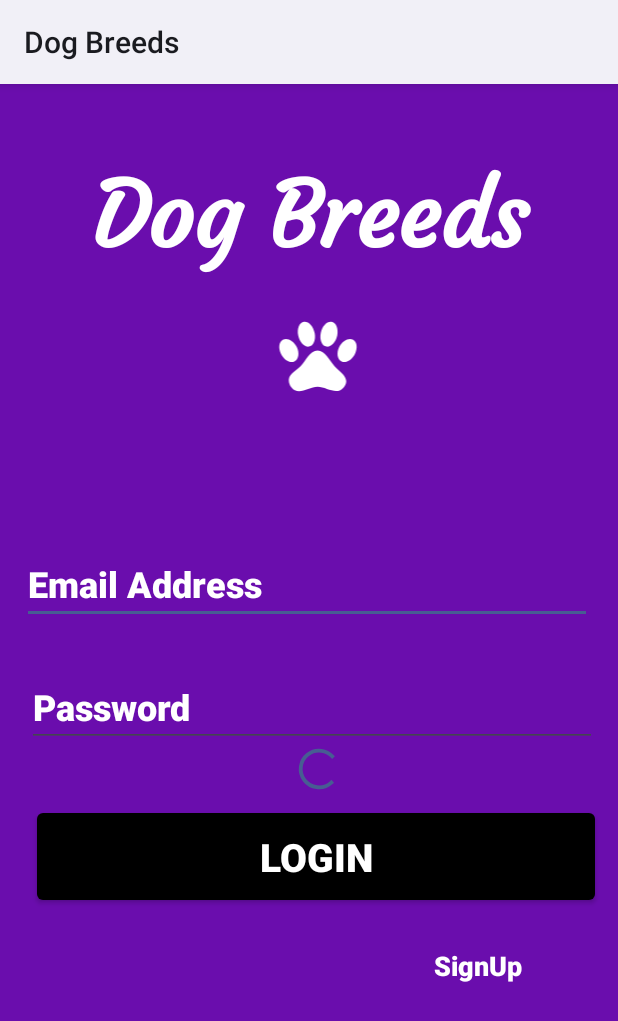
After one commit to bobbinnej/Dog-API, an Android app: the layout activity_login.xml on its own in the app's theme, with its tools: preview values and no code run, on a phone screen of 412 x 824 dp. The commit adds this screen. Shown: the top 1021 px of the screen. Run offline under Robolectric (Android 15) with nearby library versions, the phone set to English and light mode, and no system bars.

Commit message:
design login page

```diff
--- a/app/build.gradle
+++ b/app/build.gradle
@@ -86,4 +86,3 @@ dependencies {
 
 
 }
-apply plugin: 'com.google.gms.google-services'
--- a/app/src/main/AndroidManifest.xml
+++ b/app/src/main/AndroidManifest.xml
@@ -1,7 +1,7 @@
 <?xml version="1.0" encoding="utf-8"?>
 <manifest xmlns:android="http://schemas.android.com/apk/res/android"
     xmlns:tools="http://schemas.android.com/tools"
-    package="com.moringaschool.dogged">
+    package="com.moringaschool.dogged" >
     <!-- Permission from the internet to contact the Dog API -->
     <uses-permission android:name="android.permission.INTERNET" />
 
@@ -14,10 +14,13 @@
         android:roundIcon="@mipmap/ic_launcher_round"
         android:supportsRtl="true"
         android:theme="@style/Theme.App.Starting"
-        tools:targetApi="31">
+        tools:targetApi="31" >
+        <activity
+            android:name=".LoginActivity"
+            android:exported="false" />
         <activity
             android:name=".MainActivity"
-            android:exported="true">
+            android:exported="true" >
             <intent-filter>
                 <action android:name="android.intent.action.MAIN" />
 
--- /dev/null
+++ b/app/src/main/java/com/moringaschool/dogged/Login/LoginActivity.java
@@ -0,0 +1,13 @@
+package com.moringaschool.dogged.Login;
+
+import androidx.appcompat.app.AppCompatActivity;
+import android.os.Bundle;
+
+public class LoginActivity extends AppCompatActivity {
+
+    @Override
+    protected void onCreate(Bundle savedInstanceState) {
+        super.onCreate(savedInstanceState);
+
+    }
+}
--- a/app/src/main/java/com/moringaschool/dogged/RandomBreed.java
+++ b/app/src/main/java/com/moringaschool/dogged/RandomBreed.java
@@ -14,6 +14,7 @@ import androidx.recyclerview.widget.RecyclerView;
 import androidx.swiperefreshlayout.widget.SwipeRefreshLayout;
 
 import android.os.Handler;
+import android.os.Looper;
 import android.util.Log;
 import android.view.LayoutInflater;
 import android.view.View;
@@ -47,7 +48,8 @@ public class RandomBreed extends Fragment {
     private RandomBreedAdapter randomBreedAdapter;
     LinearLayoutManager linearLayoutManager;
     Context context;
-    ShimmerFrameLayout shimmerFrameLayout;
+    private ShimmerFrameLayout shimmerFrameLayout;
+
     @BindView(R.id.randomRecycler) RecyclerView randomRecycler;
     @BindView(R.id.swipeRefreshRandom) SwipeRefreshLayout swipeRefreshLayout;
 
@@ -57,15 +59,19 @@ public class RandomBreed extends Fragment {
     public void onViewCreated(@NonNull View view, @Nullable Bundle savedInstanceState) {
         super.onViewCreated(view, savedInstanceState);
          ButterKnife.bind(this,view);
-        shimmerFrameLayout=view.findViewById(R.id.shimmer);
-       shimmerFrameLayout.startShimmer();
-
-
         randomRecycler.setLayoutManager(new LinearLayoutManager(getContext()));
         swipeRefreshLayout.setColorSchemeColors(R.color.ic_launcher_background);
+        dogApi= DogClient.getClient();
+        shimmerFrameLayout=view.findViewById(R.id.shimmerFrameLayout);
+        shimmerFrameLayout.startShimmer();
+        final Handler handler=new Handler(Looper.getMainLooper());
+        handler.postDelayed(new Runnable() {
+            @Override
+            public void run() {
+                getRandomBreed();
+            }
+        }, 5000);
 
-        dogApi= DogClient.getClient();
-        getRandomBreed();
     }
 
 
@@ -76,17 +82,20 @@ public class RandomBreed extends Fragment {
             @Override
             public void onResponse(Call<RandomBreedResponse> call, Response<RandomBreedResponse> response) {
                   if(response.isSuccessful()){
+                      shimmerFrameLayout.stopShimmer();
+                      shimmerFrameLayout.setVisibility(View.GONE);
                       int status = response.code();
                       RandomBreedResponse randomBreedResponse=response.body();
                       List<String> list=randomBreedResponse.getMessage();
                       //setting adapter to recycler view;
                       randomRecycler.setAdapter(new RandomBreedAdapter(list, getContext()));
-                    randomBreedAdapter.notifyDataSetChanged();
+
+
+                      stopShimmerAndShowRecyclerView();
 
                   }
 
-                shimmerFrameLayout.stopShimmer();
-                shimmerFrameLayout.setVisibility(View.GONE);
+
 
                     swipeRefreshLayout();
             }
@@ -100,18 +109,9 @@ public class RandomBreed extends Fragment {
             }
         });
     }
-    //shimmer
 
-    @Override
-    public void onResume() {
-        super.onResume();
-        shimmerFrameLayout.startShimmer();
-    }
+    private void stopShimmerAndShowRecyclerView() {
 
-    @Override
-    public void onPause() {
-        shimmerFrameLayout.stopShimmer();
-        super.onPause();
 
     }
 
--- a/app/src/main/java/com/moringaschool/dogged/RandomBreedAdapter.java
+++ b/app/src/main/java/com/moringaschool/dogged/RandomBreedAdapter.java
@@ -13,6 +13,7 @@ import androidx.annotation.NonNull;
 import androidx.recyclerview.widget.RecyclerView;
 
 import com.bumptech.glide.Glide;
+import com.facebook.shimmer.ShimmerFrameLayout;
 import com.moringaschool.dogged.models.RandomBreedResponse;
 import com.squareup.picasso.Picasso;
 
@@ -24,7 +25,6 @@ import butterknife.ButterKnife;
 public class RandomBreedAdapter extends RecyclerView.Adapter<RandomBreedAdapter.itemViewHolder> {
     private Context context;
     private List<String> random;
-    ProgressBar progressBar;
     public RandomBreedAdapter(List<String> random, Context context) {
         this.random = random;
         this.context=context;
@@ -42,8 +42,8 @@ public class RandomBreedAdapter extends RecyclerView.Adapter<RandomBreedAdapter.
 
     @Override
     public void onBindViewHolder(@NonNull itemViewHolder holder, int position) {
-        Glide.with(context).load(random.get(position)).into(holder.randomImage);
 
+            Glide.with(context).load(random.get(position)).into(holder.randomImage);
     }
 
     @Override
@@ -54,8 +54,6 @@ public class RandomBreedAdapter extends RecyclerView.Adapter<RandomBreedAdapter.
 
     public class itemViewHolder extends RecyclerView.ViewHolder{
         @BindView(R.id.randomImageView) ImageView randomImage;
-
-
 
         public itemViewHolder(@NonNull View itemView) {
             super(itemView);
--- /dev/null
+++ b/app/src/main/res/layout/activity_login.xml
@@ -0,0 +1,123 @@
+<?xml version="1.0" encoding="utf-8"?>
+<RelativeLayout
+    xmlns:android="http://schemas.android.com/apk/res/android"
+    xmlns:tools="http://schemas.android.com/tools"
+    xmlns:app="http://schemas.android.com/apk/res-auto"
+    android:layout_width="match_parent"
+    android:layout_height="match_parent"
+    android:background="@color/purple"
+    tools:context=".Login.LoginActivity">
+
+    <TextView
+        android:layout_width="match_parent"
+        android:layout_height="wrap_content"
+        android:text="Dog Breeds"
+        android:textSize="60sp"
+        android:textAlignment="center"
+        android:textStyle="bold"
+        android:fontFamily="@font/courgette"
+        android:layout_marginTop="50dp"
+        android:textColor="@color/white"/>
+
+    <ImageView
+        android:layout_width="164dp"
+        android:layout_height="123dp"
+        android:layout_alignParentStart="true"
+        android:layout_alignParentTop="true"
+        android:layout_marginStart="130dp"
+        android:layout_marginLeft="130dp"
+        android:layout_marginTop="120dp"
+        android:src="@drawable/ic_paw" />
+
+    <EditText
+        android:id="@+id/emailLogin"
+        android:layout_width="380dp"
+        android:layout_height="wrap_content"
+        android:layout_alignParentEnd="true"
+        android:layout_alignParentBottom="true"
+        android:layout_marginEnd="17dp"
+        android:layout_marginBottom="408dp"
+        android:hint="Email Address"
+        android:textColorHint="@color/white"
+        android:ems="10"
+        android:inputType="textEmailAddress"
+        android:fontFamily="sans-serif-black"
+        android:textSize="24sp" />
+
+    <EditText
+        android:id="@+id/passwordLogin"
+        android:layout_width="380dp"
+        android:layout_height="wrap_content"
+        android:layout_alignParentEnd="true"
+        android:layout_alignParentBottom="true"
+        android:layout_marginEnd="14dp"
+        android:layout_marginBottom="326dp"
+        android:ems="10"
+        android:fontFamily="sans-serif-black"
+        android:hint="Password"
+        android:inputType="textPassword"
+        android:maxLines="1"
+        android:textColorHint="@color/white"
+        android:textSize="24sp" />
+
+    <Button
+        android:id="@+id/signIn"
+        android:layout_width="380dp"
+        android:layout_height="70dp"
+        android:layout_alignParentEnd="true"
+        android:layout_alignParentBottom="true"
+        android:layout_marginEnd="11dp"
+        android:backgroundTint="@color/black"
+        android:textColor="@color/white"
+        android:text="Login"
+        android:gravity="center"
+        android:textSize="26sp"
+        android:textStyle="bold"
+        android:fontFamily="sans-serif-black"
+        android:layout_marginBottom="218dp" />
+
+
+    <TextView
+        android:id="@+id/forgotPassword"
+        android:layout_width="wrap_content"
+        android:layout_height="wrap_content"
+        android:layout_alignParentEnd="true"
+        android:layout_alignParentBottom="true"
+        android:layout_marginTop="600dp"
+        android:layout_marginEnd="201dp"
+        android:layout_marginBottom="168dp"
+        android:fontFamily="sans-serif-black"
+        android:text="Forgot Password"
+        android:textColor="@color/white"
+        android:textSize="18sp"
+        android:textStyle="bold" />
+
+    <TextView
+        android:id="@+id/signUp"
+        android:layout_width="wrap_content"
+        android:layout_height="wrap_content"
+        android:layout_alignParentEnd="true"
+        android:layout_alignParentBottom="true"
+        android:layout_marginTop="650dp"
+        android:layout_marginEnd="64dp"
+        android:layout_marginBottom="168dp"
+        android:fontFamily="sans-serif-black"
+        android:text="SignUp"
+        android:textColor="@color/white"
+        android:textSize="18sp"
+        android:textStyle="bold" />
+
+    <ProgressBar
+        android:id="@+id/loginProgressBar"
+        style="?android:attr/progressBarStyleLarge"
+        android:layout_width="39dp"
+        android:layout_height="32dp"
+        android:layout_alignParentEnd="true"
+        android:layout_alignParentBottom="true"
+        android:layout_centerHorizontal="true"
+        android:layout_marginEnd="179dp"
+        android:layout_marginBottom="295dp"
+        android:visibility="visible"
+        tools:ignore="MissingConstraints" />
+
+</RelativeLayout>
--- a/app/src/main/res/layout/fragment_random_breed.xml
+++ b/app/src/main/res/layout/fragment_random_breed.xml
@@ -45,7 +45,10 @@
        <com.facebook.shimmer.ShimmerFrameLayout
            android:layout_width="match_parent"
            android:layout_height="match_parent"
-           android:id="@+id/shimmer">
+           android:animationCache="true"
+           app:shimmer_repeat_mode="restart"
+           app:shimmer_shape="radial"
+           android:id="@+id/shimmerFrameLayout">
 
            <LinearLayout
                android:layout_width="match_parent"
@@ -53,22 +56,17 @@
                android:orientation="vertical">
 
                <include layout="@layout/shimmer_layout">
+               </include>
 
+               <include layout="@layout/shimmer_layout">
                </include>
                <include layout="@layout/shimmer_layout">
-
                </include>
                <include layout="@layout/shimmer_layout">
-
                </include>
                <include layout="@layout/shimmer_layout">
-
                </include>
                <include layout="@layout/shimmer_layout">
-
-               </include>
-               <include layout="@layout/shimmer_layout">
-
                </include>
                <include layout="@layout/shimmer_layout">
 
@@ -77,11 +75,11 @@
            </LinearLayout>
 
        </com.facebook.shimmer.ShimmerFrameLayout>
-
-
        <androidx.recyclerview.widget.RecyclerView
            android:layout_width="match_parent"
            android:layout_height="match_parent"
+           android:visibility="gone"
+           android:scrollbars="vertical"
            android:id="@+id/randomRecycler"/>
    </androidx.swiperefreshlayout.widget.SwipeRefreshLayout>
 
```
Lines whose indentation alone changed are shown as unchanged.
